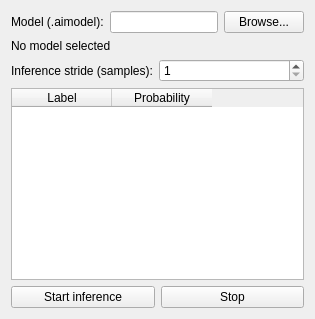
Before: the Qt Designer form ui/inferencepage.ui in Sergey-pixel-dev/bioanalyzer, drawn with Qt 5.
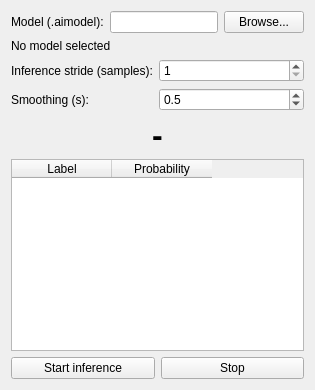
After: the same form once the commit is applied.

Patch:
```diff
--- a/ui/inferencepage.ui
+++ b/ui/inferencepage.ui
@@ -16,8 +16,11 @@
     <layout class="QFormLayout" name="settingsForm">
      <item row="0" column="0"><widget class="QLabel" name="strideLabel"><property name="text"><string>Inference stride (samples):</string></property></widget></item>
      <item row="0" column="1"><widget class="QSpinBox" name="inferenceStride"><property name="minimum"><number>1</number></property><property name="maximum"><number>100000000</number></property><property name="value"><number>1</number></property></widget></item>
+     <item row="1" column="0"><widget class="QLabel" name="smoothingLabel"><property name="text"><string>Smoothing (s):</string></property></widget></item>
+     <item row="1" column="1"><widget class="QDoubleSpinBox" name="smoothingSeconds"><property name="toolTip"><string>Time constant of the averaging of the probabilities over the windows; the gesture shown changes only when another one leads it by 0.1</string></property><property name="specialValueText"><string>off</string></property><property name="decimals"><number>1</number></property><property name="minimum"><double>0.0</double></property><property name="maximum"><double>10.0</double></property><property name="singleStep"><double>0.1</double></property><property name="value"><double>0.5</double></property></widget></item>
     </layout>
    </item>
+   <item><widget class="QLabel" name="resultLabel"><property name="text"><string notr="true">-</string></property><property name="alignment"><set>Qt::AlignCenter</set></property><property name="styleSheet"><string notr="true">font-size: 24pt; font-weight: bold;</string></property></widget></item>
    <item>
     <widget class="QTableWidget" name="resultsTable">
      <property name="columnCount"><number>2</number></property>
```
